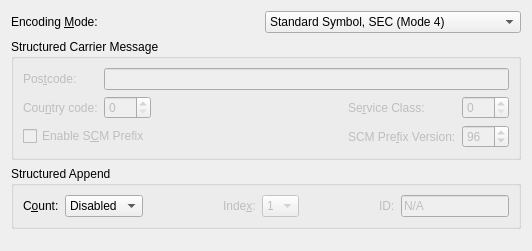
Old version of the form frontend_qt/grpMaxicode.ui in the repository zint/zint.
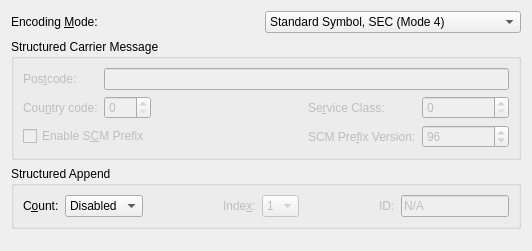
New version of the form.

Commit message: MAXICODE: improve primary/SCM error messages GUI: enable SCM Prefix Version default (96) as special value -1 &   improve some SCM Prefix tooltips; qzint.cpp: adjust CLI Equivalent to use bare "--scmvv" if default general: fix some copyright dates, line wraps

The edit to the form file:
```diff
--- a/frontend_qt/grpMaxicode.ui
+++ b/frontend_qt/grpMaxicode.ui
@@ -315,7 +315,7 @@
          <string/>
         </property>
         <property name="minimum">
-         <number>0</number>
+         <number>-1</number>
         </property>
         <property name="maximum">
          <number>99</number>
@@ -323,6 +323,9 @@
         <property name="value">
          <number>96</number>
         </property>
+        <property name="specialValueText">
+         <string>Default (96)</string>
+        </property>
        </widget>
       </item>
      </layout>
```
Left out of the diff: 12 changed lines with no effect on the pictures. The commit also changes 12 other files.
